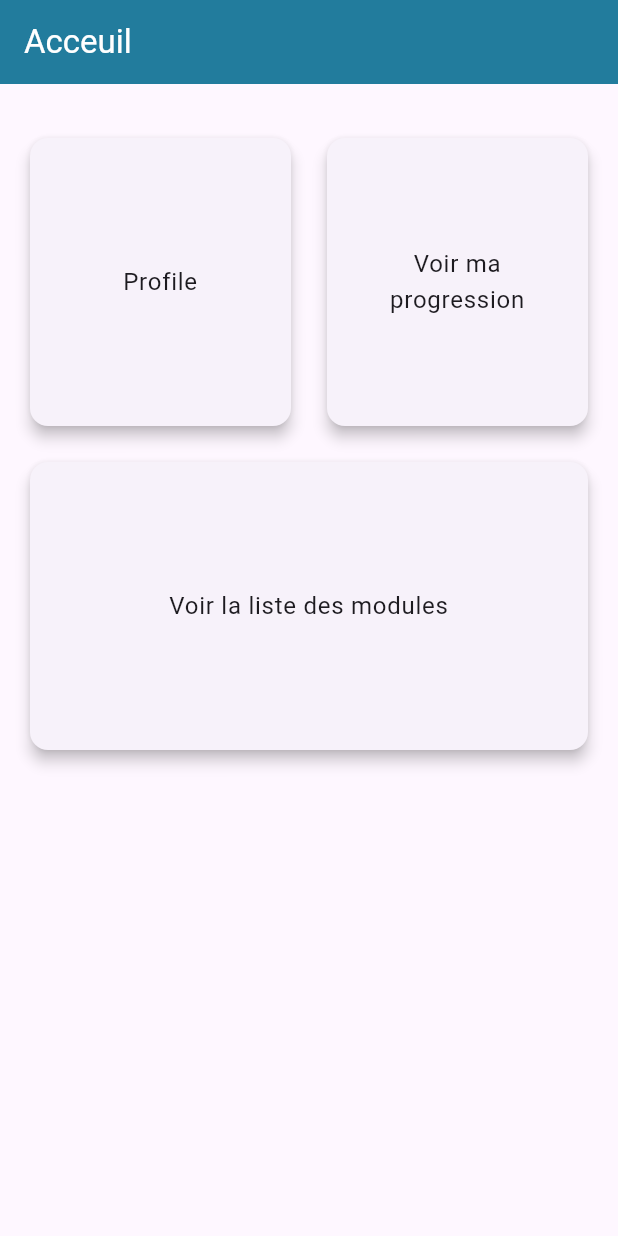
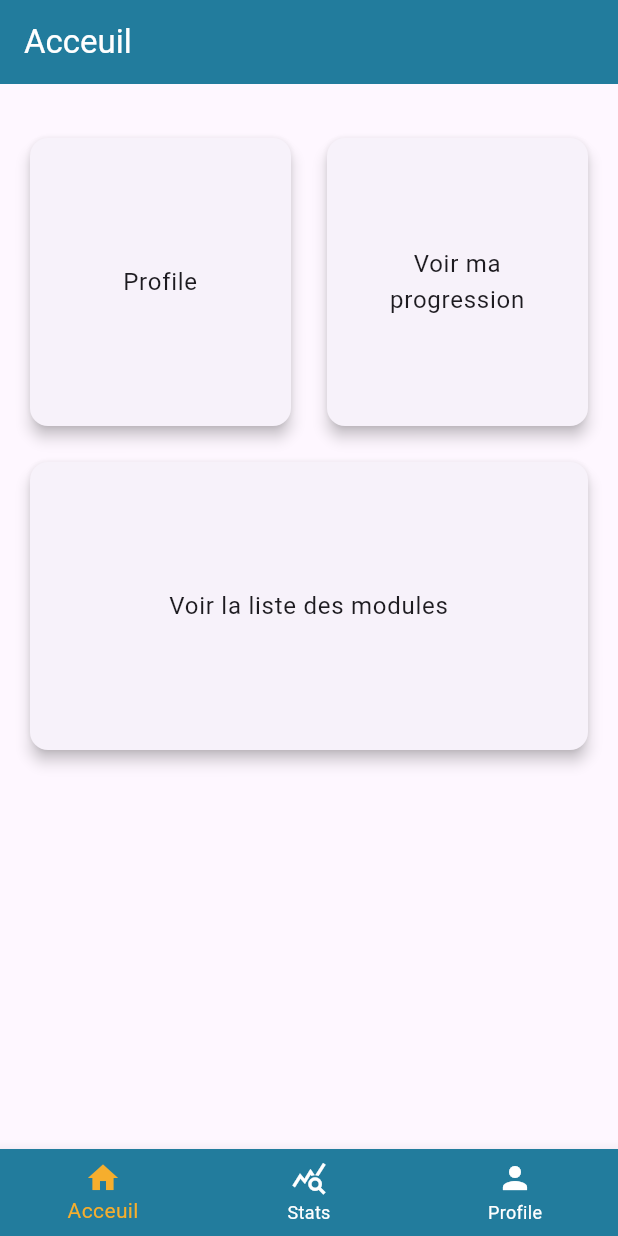
Before and after one commit to EvolOsEIP/mobileApp, a Flutter app: the screen it shows after launch, after a tap on "Profile", on a phone screen of 412 x 824 dp. Run offline on Flutter 3.47's test engine with Material 3 defaults, Android fonts, the phone set to English and light mode, and no system bars; our stand-ins replace flutter_svg; missing offline and left inert: dart:ffi.

Commit message:
[ADD] Added a navbar to the homepage with color and font size animation

```diff
--- a/mobile_app/lib/pages/home_page.dart
+++ b/mobile_app/lib/pages/home_page.dart
@@ -9,6 +9,15 @@ class HomePage extends StatefulWidget {
 }
 
 class _HomePageState extends State<HomePage> {
+  int _selectedIndex = 0;
+
+  void _onItemTapped(int index) {
+    setState(() {
+      _selectedIndex = index;
+      print("Index: $_selectedIndex");
+    });
+  }
+
   @override
   Widget build(BuildContext context) {
     return Scaffold(
@@ -105,6 +114,28 @@ class _HomePageState extends State<HomePage> {
           ],
         ),
       ),
+      // navigation bar
+      bottomNavigationBar: BottomNavigationBar(
+        backgroundColor: CustomColors.dark_accent,
+        selectedItemColor: CustomColors.accent,
+        unselectedItemColor: Colors.white,
+        items: const <BottomNavigationBarItem>[
+          BottomNavigationBarItem(
+            icon: Icon(Icons.home),
+            label: 'Acceuil',
+          ),
+          BottomNavigationBarItem(
+            icon: Icon(Icons.query_stats),
+            label: 'Stats',
+          ),
+          BottomNavigationBarItem(
+            icon: Icon(Icons.person),
+            label: 'Profile',
+          ),
+        ],
+        currentIndex: _selectedIndex,
+        onTap: _onItemTapped,
+      ),
     );
   }
 }
```
